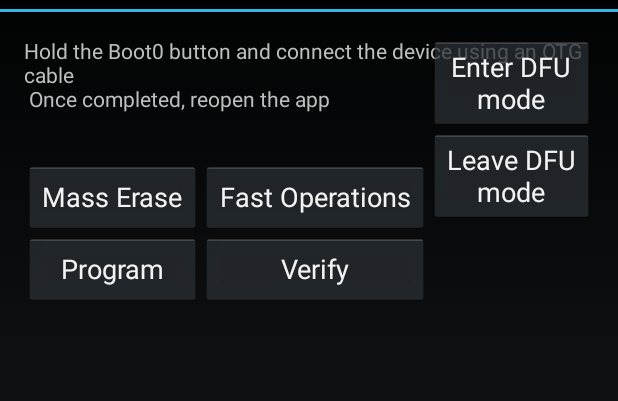
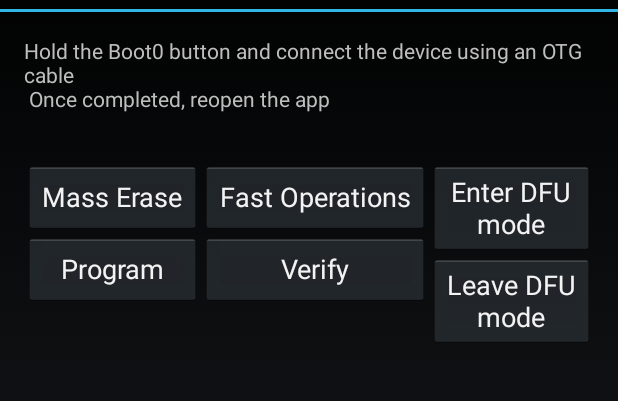
Before and after one commit to UmbrelaSmart/android-stm32-dfu-programmer, an Android app: the screen it shows after launch (MainActivity), on a phone screen of 412 x 824 dp, the part 60-461 px from its top. Run offline under Robolectric (Android 15) with nearby library versions, the phone set to English and light mode, and no system bars.

Commit message:
Fix layout issue and compilation error

```diff
--- a/app/src/main/java/co/umbrela/tools/stm32dfuprogrammer/MainActivity.java
+++ b/app/src/main/java/co/umbrela/tools/stm32dfuprogrammer/MainActivity.java
@@ -77,7 +77,7 @@ public class MainActivity extends Activity implements
             }
         });
 
-        Button enterDfu = (Button) findViewById(R.id.btnEnterDFU);
+        Button enterDfu = findViewById(R.id.btnEnterDFU);
         enterDfu.setOnClickListener(new Button.OnClickListener(){
             @Override
             public void onClick(View v){
@@ -85,15 +85,15 @@ public class MainActivity extends Activity implements
             }
         });
 
-        Button leaveDfu = (Button) findViewById(R.id.btnLeaveDFU);
+        Button leaveDfu = findViewById(R.id.btnLeaveDFU);
         leaveDfu.setOnClickListener(new Button.OnClickListener(){
             @Override
             public void onClick(View v){
                 //Outputs.leaveDfuMode();
-                mDfu.leaveDfuMode();
+                dfu.leaveDfuMode();
             }
         });
-        Button releaseReset = (Button) findViewById(R.id.btnReleaseReset);
+        Button releaseReset = findViewById(R.id.btnReleaseReset);
         releaseReset.setOnClickListener(new Button.OnClickListener(){
             @Override
             public void onClick(View v){
@@ -114,9 +114,9 @@ public class MainActivity extends Activity implements
         usb.setOnUsbChangeListener(this);
 
         // Handle two types of intents. Device attachment and permission
-        registerReceiver(mUsb.getmUsbReceiver(), new IntentFilter(Usb.ACTION_USB_PERMISSION));
-        registerReceiver(mUsb.getmUsbReceiver(), new IntentFilter(UsbManager.ACTION_USB_DEVICE_ATTACHED));
-        registerReceiver(mUsb.getmUsbReceiver(), new IntentFilter(UsbManager.ACTION_USB_DEVICE_DETACHED));
+        registerReceiver(usb.getmUsbReceiver(), new IntentFilter(Usb.ACTION_USB_PERMISSION));
+        registerReceiver(usb.getmUsbReceiver(), new IntentFilter(UsbManager.ACTION_USB_DEVICE_ATTACHED));
+        registerReceiver(usb.getmUsbReceiver(), new IntentFilter(UsbManager.ACTION_USB_DEVICE_DETACHED));
 
 
         // Handle case where USB device is connected before app launches;
--- a/app/src/main/res/layout/activity_main.xml
+++ b/app/src/main/res/layout/activity_main.xml
@@ -102,7 +102,7 @@
                 android:layout_height="wrap_content"
                 android:clickable="true"
                 android:text="Enter DFU mode"
-                android:layout_below="@+id/my_textview"
+                android:layout_below="@+id/status"
                 android:layout_toRightOf="@+id/btnForceErase"
                 android:layout_toEndOf="@+id/btnForceErase" />
 
@@ -121,7 +121,7 @@
                 android:layout_width="wrap_content"
                 android:layout_height="wrap_content"
                 android:clickable="true"
-                android:layout_below="@+id/my_textview"
+                android:layout_below="@+id/status"
                 android:layout_toRightOf="@+id/btnEnterDFU"
                 android:text="Normal Mode" />
 
```
